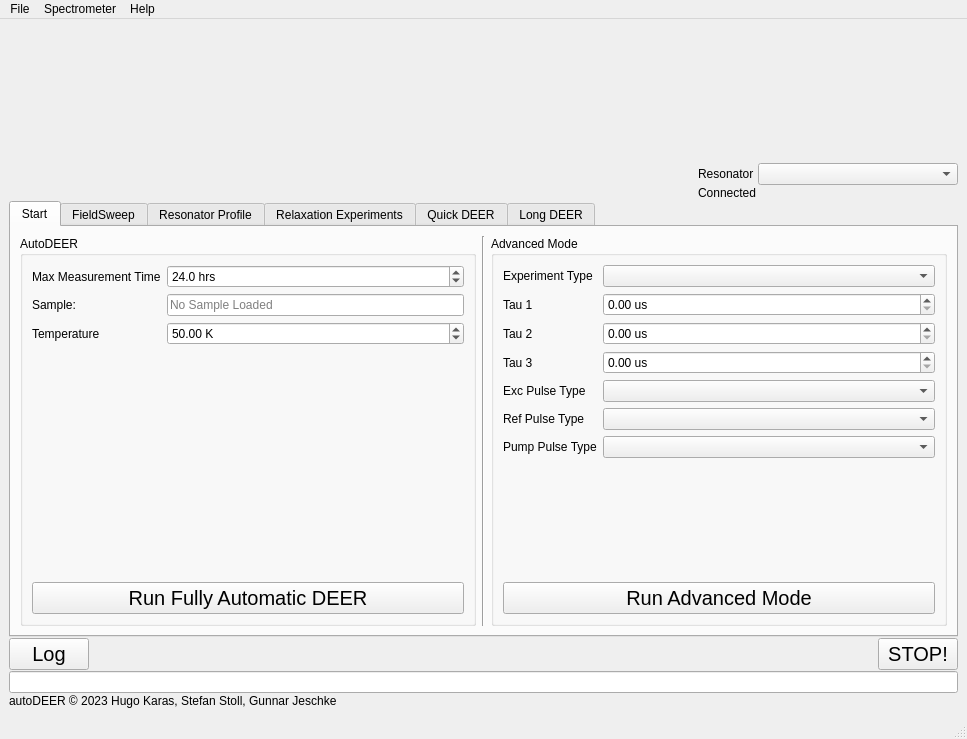
JeschkeLab/autoDEER, file autodeer/gui/gui2.ui: the form before one commit.
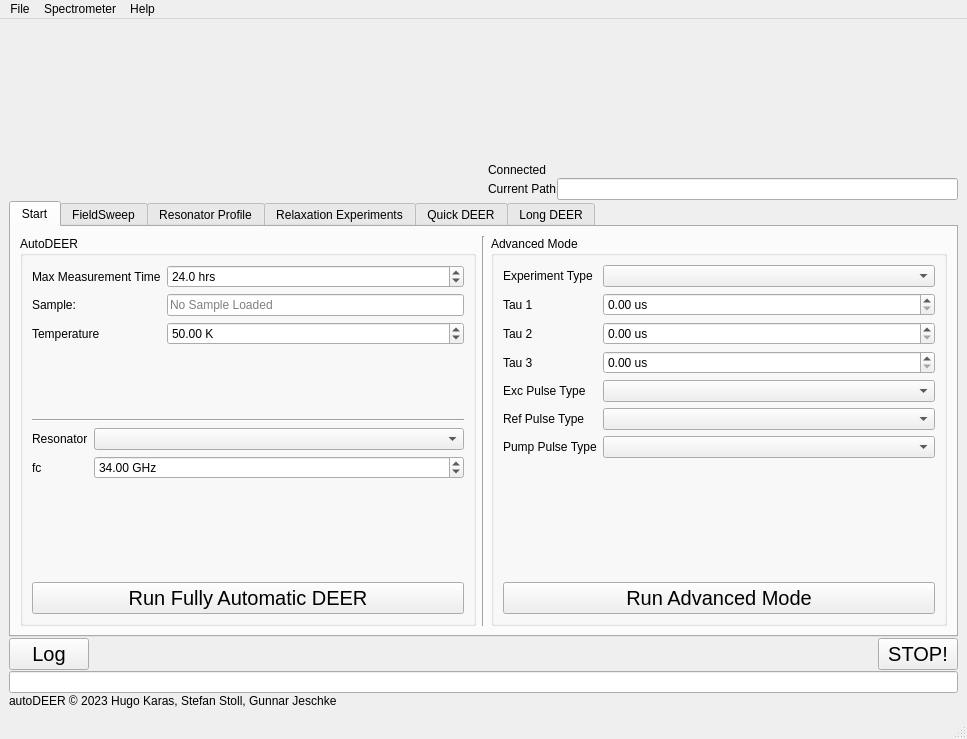
The form after the commit. The open tabs and pages were chosen to show the change. Icons and pictures are not drawn.

Commit message: Improved Resonator Selection

Patch:
```diff
--- a/autodeer/gui/gui2.ui
+++ b/autodeer/gui/gui2.ui
@@ -69,29 +69,6 @@
         </item>
         <item>
          <layout class="QFormLayout" name="formLayout_4">
-          <item row="0" column="0">
-           <widget class="QLabel" name="resonatorLabel">
-            <property name="text">
-             <string>Resonator</string>
-            </property>
-           </widget>
-          </item>
-          <item row="0" column="1">
-           <widget class="QComboBox" name="resonatorComboBox">
-            <property name="sizePolicy">
-             <sizepolicy hsizetype="Preferred" vsizetype="Fixed">
-              <horstretch>0</horstretch>
-              <verstretch>0</verstretch>
-             </sizepolicy>
-            </property>
-            <property name="minimumSize">
-             <size>
-              <width>200</width>
-              <height>0</height>
-             </size>
-            </property>
-           </widget>
-          </item>
           <item row="1" column="0">
            <widget class="QLabel" name="connectedLabel">
             <property name="text">
@@ -106,6 +83,26 @@
             </property>
            </widget>
           </item>
+          <item row="2" column="0">
+           <widget class="QLabel" name="pathLabel">
+            <property name="text">
+             <string>Current Path</string>
+            </property>
+           </widget>
+          </item>
+          <item row="2" column="1">
+           <widget class="QLineEdit" name="pathLineEdit">
+            <property name="sizePolicy">
+             <sizepolicy hsizetype="Expanding" vsizetype="Fixed">
+              <horstretch>0</horstretch>
+              <verstretch>0</verstretch>
+             </sizepolicy>
+            </property>
+            <property name="readOnly">
+             <bool>true</bool>
+            </property>
+           </widget>
+          </item>
          </layout>
         </item>
        </layout>
@@ -220,6 +217,60 @@
                </item>
               </layout>
              </item>
+             <item>
+              <widget class="Line" name="line_3">
+               <property name="orientation">
+                <enum>Qt::Horizontal</enum>
+               </property>
+              </widget>
+             </item>
+             <item>
+              <layout class="QFormLayout" name="formLayout_5">
+               <item row="0" column="1">
+                <widget class="QComboBox" name="resonatorComboBox">
+                 <property name="sizePolicy">
+                  <sizepolicy hsizetype="Preferred" vsizetype="Fixed">
+                   <horstretch>0</horstretch>
+                   <verstretch>0</verstretch>
+                  </sizepolicy>
+                 </property>
+                 <property name="minimumSize">
+                  <size>
+                   <width>200</width>
+                   <height>0</height>
+                  </size>
+                 </property>
+                </widget>
+               </item>
+               <item row="0" column="0">
+                <widget class="QLabel" name="resonatorLabel">
+                 <property name="text">
+                  <string>Resonator</string>
+                 </property>
+                </widget>
+               </item>
+               <item row="1" column="0">
+                <widget class="QLabel" name="fcLabel">
+                 <property name="text">
+                  <string>fc</string>
+                 </property>
+                </widget>
+               </item>
+               <item row="1" column="1">
+                <widget class="QDoubleSpinBox" name="fcDoubleSpinBox">
+                 <property name="suffix">
+                  <string> GHz</string>
+                 </property>
+                 <property name="maximum">
+                  <double>1000.000000000000000</double>
+                 </property>
+                 <property name="value">
+                  <double>34.000000000000000</double>
+                 </property>
+                </widget>
+               </item>
+              </layout>
+             </item>
              <item>
               <widget class="QPushButton" name="FullyAutoButton">
                <property name="enabled">
```
Left out of the diff: 2 changed lines with no effect on the pictures. The commit also changes 3 other files.
